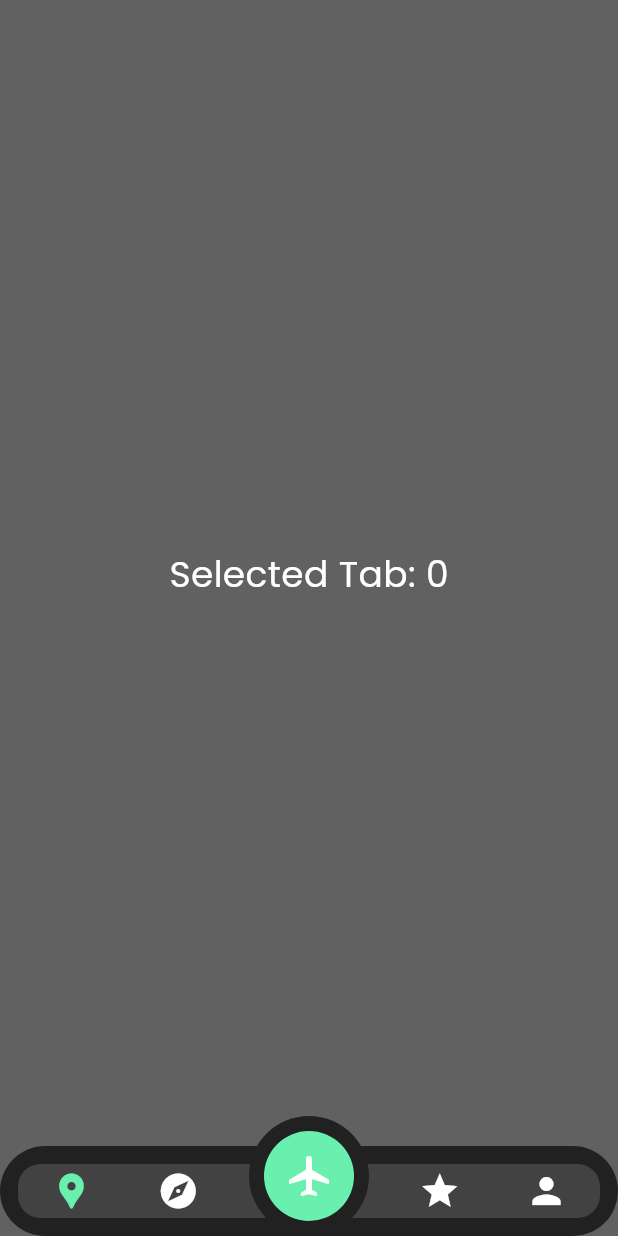
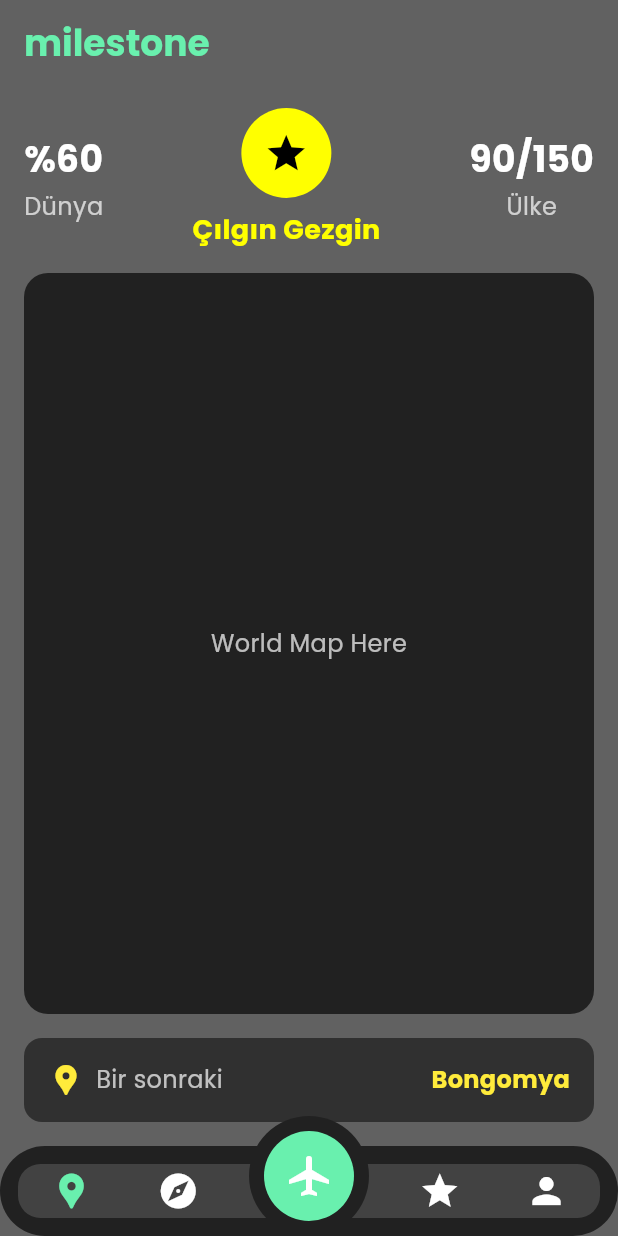
Before and after one commit to mobileprogramm536/Milestone, a Flutter app: the screen it shows after launch, on a phone screen of 412 x 824 dp. Run offline on Flutter 3.47's test engine with Material 3 defaults, Android fonts, the phone set to English and light mode, and no system bars; our stand-ins replace cloud_firestore, eva_icons_flutter, firebase_auth, firebase_core, google_sign_in; missing offline and left inert: dart:ffi; accounts and stored records are empty.

Commit message:
Taslak main page

```diff
--- a/lib/pages/main_page.dart
+++ b/lib/pages/main_page.dart
@@ -1,8 +1,10 @@
 import 'package:flutter/material.dart';
 import 'package:milestone/widgets/custom_navbar.dart';
+import 'package:milestone/theme/app_theme.dart';
+import 'package:milestone/theme/colors.dart';
 
 class MainPage extends StatefulWidget {
-  const MainPage({Key? key}) : super(key: key);
+  const MainPage({super.key});
 
   @override
   _MainPageState createState() => _MainPageState();
@@ -16,7 +18,6 @@ class _MainPageState extends State<MainPage> {
       _selectedIndex = index;
     });
 
-    // Handle navigation or actions here
     print('Selected Index: $index');
   }
 
@@ -24,13 +25,112 @@ class _MainPageState extends State<MainPage> {
   Widget build(BuildContext context) {
     return Scaffold(
       backgroundColor: Colors.grey[700],
-      body: SafeArea(
-        child: Center(
-          child: Text(
-            'Selected Tab: $_selectedIndex',
-            style: TextStyle(color: Colors.white, fontSize: 24),
+      appBar: AppBar(
+        backgroundColor: Colors.grey[700],
+        elevation: 0,
+        title: Text(
+          'milestone',
+          style: TextStyle(
+            color: Colors.greenAccent,
+            fontWeight: FontWeight.bold,
+            fontSize: 24,
           ),
         ),
+      ),
+      body: Column(
+        children: [
+          Padding(
+            padding: const EdgeInsets.all(16.0),
+            child: Row(
+              mainAxisAlignment: MainAxisAlignment.spaceBetween,
+              children: [
+                _buildStatCard('%60', 'Dünya'),
+                Column(
+                  children: [
+                    CircleAvatar(
+                      radius: 30,
+                      backgroundColor: Colors.yellowAccent,
+                      child: Icon(
+                        Icons.star,
+                        color: Colors.black,
+                        size: 30,
+                      ),
+                    ),
+                    SizedBox(height: 8),
+                    Text(
+                      'Çılgın Gezgin',
+                      style: TextStyle(
+                        color: Colors.yellowAccent,
+                        fontSize: 18,
+                        fontWeight: FontWeight.bold,
+                      ),
+                    ),
+                  ],
+                ),
+                _buildStatCard('90/150', 'Ülke'),
+              ],
+            ),
+          ),
+          Expanded(
+            child: Padding(
+              padding: const EdgeInsets.symmetric(horizontal: 16.0),
+              child: Container(
+                decoration: BoxDecoration(
+                  color: Colors.grey[900],
+                  borderRadius: BorderRadius.circular(16),
+                ),
+                child: Center(
+                  child: Text(
+                    'World Map Here',
+                    style: TextStyle(
+                      color: Colors.white70,
+                      fontSize: 16,
+                    ),
+                  ),
+                ),
+              ),
+            ),
+          ),
+          Padding(
+            padding: const EdgeInsets.all(16.0),
+            child: Container(
+              padding: EdgeInsets.all(16),
+              decoration: BoxDecoration(
+                color: Colors.grey[850],
+                borderRadius: BorderRadius.circular(12),
+              ),
+              child: Row(
+                mainAxisAlignment: MainAxisAlignment.spaceBetween,
+                children: [
+                  Row(
+                    children: [
+                      Icon(
+                        Icons.location_pin,
+                        color: Colors.yellow,
+                      ),
+                      SizedBox(width: 8),
+                      Text(
+                        'Bir sonraki',
+                        style: TextStyle(
+                          color: Colors.white70,
+                          fontSize: 16,
+                        ),
+                      ),
+                    ],
+                  ),
+                  Text(
+                    'Bongomya',
+                    style: TextStyle(
+                      color: Colors.yellow,
+                      fontSize: 16,
+                      fontWeight: FontWeight.bold,
+                    ),
+                  ),
+                ],
+              ),
+            ),
+          ),
+        ],
       ),
       bottomNavigationBar: CustomNavBar(
         onItemSelected: _onNavBarItemSelected,
@@ -38,4 +138,27 @@ class _MainPageState extends State<MainPage> {
       ),
     );
   }
+
+  Widget _buildStatCard(String value, String label) {
+    return Column(
+      children: [
+        Text(
+          value,
+          style: TextStyle(
+            color: Colors.white,
+            fontWeight: FontWeight.bold,
+            fontSize: 24,
+          ),
+        ),
+        SizedBox(height: 4),
+        Text(
+          label,
+          style: TextStyle(
+            color: Colors.white70,
+            fontSize: 16,
+          ),
+        ),
+      ],
+    );
+  }
 }
```
